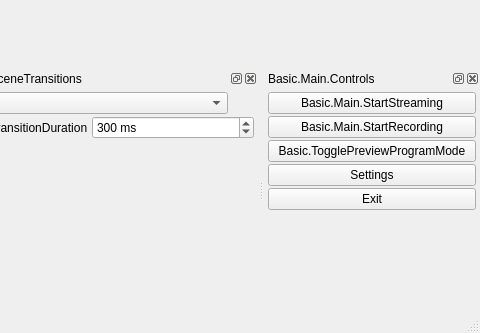
Above: vendor_skins/RemoteFilming/UI/forms/OBSBasic.ui from CoSMoSoftware/OBS-studio-webrtc before the change; both pictures show x 599 to 1079 and y 396 to 729 of the 1079 by 729 pixel window. Below: the same form after it.
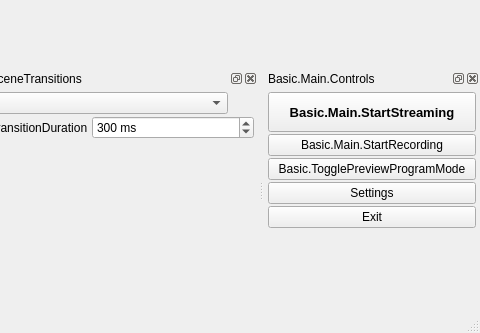
That is the form after the change. Icons and pictures are not drawn. Custom widgets are drawn as their Qt base class.

Commit message: RFS: start stream big button

```diff
--- a/vendor_skins/RemoteFilming/UI/forms/OBSBasic.ui
+++ b/vendor_skins/RemoteFilming/UI/forms/OBSBasic.ui
@@ -1260,9 +1260,16 @@
        <property name="minimumSize">
         <size>
          <width>150</width>
-         <height>0</height>
+         <height>40</height>
         </size>
        </property>
+       <property name="font">
+        <font>
+         <pointsize>10</pointsize>
+         <weight>75</weight>
+         <bold>true</bold>
+        </font>
+       </property>
        <property name="text">
         <string>Basic.Main.StartStreaming</string>
        </property>
```
The commit also changes 5 other files.
